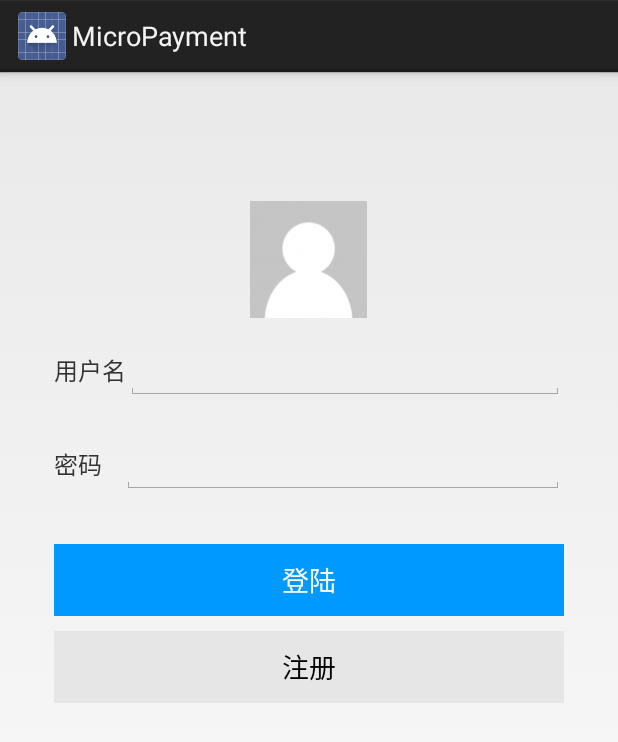
After one commit to keys961/ShixunFrontend, an Android app: the layout activity_login.xml on its own in the app's theme, with its tools: preview values and no code run, on a phone screen of 412 x 824 dp. The commit adds this screen. Shown: the top 742 px of the screen. Run offline under Robolectric (Android 15) with nearby library versions, the phone set to English and light mode, and no system bars.

Commit message:
Initial commit

```diff
--- a/app/src/main/AndroidManifest.xml
+++ b/app/src/main/AndroidManifest.xml
@@ -6,9 +6,9 @@
     <uses-permission android:name="android.permission.ACCESS_NETWORK_STATE" />
     <uses-permission android:name="android.permission.WRITE_EXTERNAL_STORAGE" />
     <uses-permission android:name="android.permission.NFC" />
-    <uses-permission android:name="android.permission.ACCESS_NETWORK_STATE"/>
-    <!--<uses-feature android:name="android.hardware.nfc" android:required="true"/>-->
+    <uses-permission android:name="android.permission.ACCESS_NETWORK_STATE" />
 
+    <!-- <uses-feature android:name="android.hardware.nfc" android:required="true"/> -->
     <application
         android:allowBackup="true"
         android:icon="@mipmap/ic_launcher"
@@ -19,10 +19,14 @@
         <activity android:name=".MainActivity">
             <intent-filter>
                 <action android:name="android.intent.action.MAIN" />
+
                 <category android:name="android.intent.category.LAUNCHER" />
             </intent-filter>
         </activity>
-
+        <activity
+            android:name=".activity.LoginActivity"
+            android:label="@string/title_activity_login">
+        </activity>
     </application>
 
 </manifest>
--- a/app/src/main/java/godshi/edu/cn/micropayment/MainActivity.java
+++ b/app/src/main/java/godshi/edu/cn/micropayment/MainActivity.java
@@ -1,15 +1,37 @@
 package godshi.edu.cn.micropayment;
 
 import android.app.Activity;
+import android.content.Intent;
 import android.os.Bundle;
+
+import java.util.Timer;
+import java.util.TimerTask;
+
+import godshi.edu.cn.micropayment.activity.LoginActivity;
 
 public class MainActivity extends Activity
 {
+
+    private static int TIME_DELAY = 1500;
 
     @Override
     protected void onCreate(Bundle savedInstanceState)
     {
         super.onCreate(savedInstanceState);
         setContentView(R.layout.activity_main);
+
+        final Intent loginIntent = new Intent(this, LoginActivity.class);
+        Timer timer = new Timer();
+        TimerTask task = new TimerTask()
+        {
+            @Override
+            public void run()
+            {
+                startActivity(loginIntent);
+                MainActivity.this.finish();
+            }
+        };
+
+        timer.schedule(task, TIME_DELAY);
     }
 }
--- /dev/null
+++ b/app/src/main/java/godshi/edu/cn/micropayment/activity/LoginActivity.java
@@ -0,0 +1,18 @@
+package godshi.edu.cn.micropayment.activity;
+
+import android.os.Bundle;
+import android.app.Activity;
+
+import godshi.edu.cn.micropayment.R;
+
+public class LoginActivity extends Activity
+{
+
+    @Override
+    protected void onCreate(Bundle savedInstanceState)
+    {
+        super.onCreate(savedInstanceState);
+        setContentView(R.layout.activity_login);
+    }
+
+}
--- /dev/null
+++ b/app/src/main/res/layout/activity_login.xml
@@ -0,0 +1,120 @@
+<RelativeLayout xmlns:android="http://schemas.android.com/apk/res/android"
+    xmlns:tools="http://schemas.android.com/tools" android:layout_width="match_parent"
+    android:layout_height="match_parent"
+    android:paddingLeft="@dimen/activity_horizontal_margin"
+    android:paddingRight="@dimen/activity_horizontal_margin"
+    android:paddingTop="@dimen/activity_vertical_margin"
+    android:paddingBottom="@dimen/activity_vertical_margin"
+    tools:context=".MainActivity">
+
+    <LinearLayout
+        android:orientation="vertical"
+        android:layout_width="match_parent"
+        android:layout_height="match_parent"
+        android:weightSum="1"
+        android:layout_alignParentBottom="true"
+        android:layout_alignParentRight="true"
+        android:layout_alignParentEnd="true"
+        android:layout_marginLeft="20dp"
+        android:layout_marginRight="20dp"
+        android:layout_marginTop="70dp"
+        android:layout_marginBottom="50dp">
+
+        <ImageView
+            android:layout_width="78dp"
+            android:layout_height="78dp"
+            android:id="@+id/image_login_avatar"
+            android:layout_gravity="center_horizontal"
+            android:src="@drawable/avatar"
+            android:layout_marginBottom="15dp" />
+
+        <LinearLayout
+            android:orientation="horizontal"
+            android:layout_width="match_parent"
+            android:layout_height="wrap_content"
+            android:layout_weight="0.07"
+            android:weightSum="1">
+
+            <TextView
+                android:layout_width="wrap_content"
+                android:layout_height="wrap_content"
+                android:text="@string/username"
+                android:textSize="16sp"
+                android:id="@+id/text_login_username" />
+
+            <EditText
+                android:layout_width="match_parent"
+                android:layout_height="wrap_content"
+                android:id="@+id/edit_login_username"
+                android:enabled="true"
+                android:focusable="true"
+                android:focusableInTouchMode="true" />
+
+        </LinearLayout>
+
+        <LinearLayout
+            android:orientation="horizontal"
+            android:layout_width="match_parent"
+            android:layout_height="wrap_content"
+            android:layout_weight="0.07"
+            android:weightSum="1">
+
+            <TextView
+                android:layout_width="wrap_content"
+                android:layout_height="wrap_content"
+                android:text="@string/password"
+                android:textSize="16sp"
+                android:id="@+id/text_login_password" />
+
+            <EditText
+                android:layout_width="match_parent"
+                android:layout_height="wrap_content"
+                android:id="@+id/edit_login_password"
+                android:password="false"
+                android:elegantTextHeight="false"
+                android:inputType="textPassword"
+                android:enabled="true"
+                android:focusable="true"
+                android:focusableInTouchMode="true" />
+
+        </LinearLayout>
+
+        <LinearLayout
+            android:orientation="vertical"
+            android:layout_width="match_parent"
+            android:layout_height="wrap_content"
+            android:layout_gravity="center_horizontal"
+            android:layout_weight="0.13">
+
+            <Button
+                android:layout_width="match_parent"
+                android:layout_height="wrap_content"
+                android:text="@string/login"
+                android:id="@+id/btn_login_login"
+                android:layout_gravity="center_horizontal"
+                android:focusableInTouchMode="false"
+                android:background="#ff0099ff"
+                android:layout_marginBottom="10dp"
+                android:layout_marginTop="10dp"
+                android:textColor="#ffffffff"
+                android:clickable="true"
+                android:elegantTextHeight="false"
+                android:enabled="true"
+                android:focusable="true" />
+
+            <Button
+                android:layout_width="match_parent"
+                android:layout_height="wrap_content"
+                android:text="@string/register"
+                android:id="@+id/btn_login_register"
+                android:background="#ffe6e6e6"
+                android:layout_gravity="center_horizontal"
+                android:clickable="true"
+                android:elegantTextHeight="false"
+                android:enabled="true"
+                android:focusable="true" />
+        </LinearLayout>
+
+
+    </LinearLayout>
+</RelativeLayout>
--- a/app/src/main/res/layout/activity_main.xml
+++ b/app/src/main/res/layout/activity_main.xml
@@ -8,13 +8,14 @@
         android:layout_height="fill_parent"
         android:orientation="vertical"
         android:gravity="center">
-        <WebView
-            android:layout_width="100dp"
-            android:layout_height="100dp"
+        <ImageView
+            android:layout_width="120dp"
+            android:layout_height="120dp"
             android:layout_gravity="center"
-            android:layout_marginBottom="30dp"
-            android:id="@+id/main_web_view">
-        </WebView>
+            android:layout_marginBottom="15dp"
+            android:src="@drawable/logo"
+            android:id="@+id/main_image_view">
+        </ImageView>
         <TextView
             android:layout_width="wrap_content"
             android:layout_height="wrap_content"
--- /dev/null
+++ b/app/src/main/res/values/dimens.xml
@@ -0,0 +1,5 @@
+<?xml version="1.0" encoding="utf-8"?>
+<resources>
+    <dimen name="activity_horizontal_margin">16dp</dimen>
+    <dimen name="activity_vertical_margin">16dp</dimen>
+</resources>
--- a/app/src/main/res/values/strings.xml
+++ b/app/src/main/res/values/strings.xml
@@ -1,4 +1,9 @@
 <resources>
     <string name="app_name">MicroPayment</string>
     <string name="slogan">轻松支付，简单生活</string>
+    <string name="title_activity_login">用户登陆</string>
+    <string name="login">登陆</string>
+    <string name="register">注册</string>
+    <string name="username">用户名</string>
+    <string name="password">密码&#160;&#160;&#160;&#160;</string>
 </resources>
```
Also changed, not shown: app/src/main/res/drawable/avatar.png (added).
